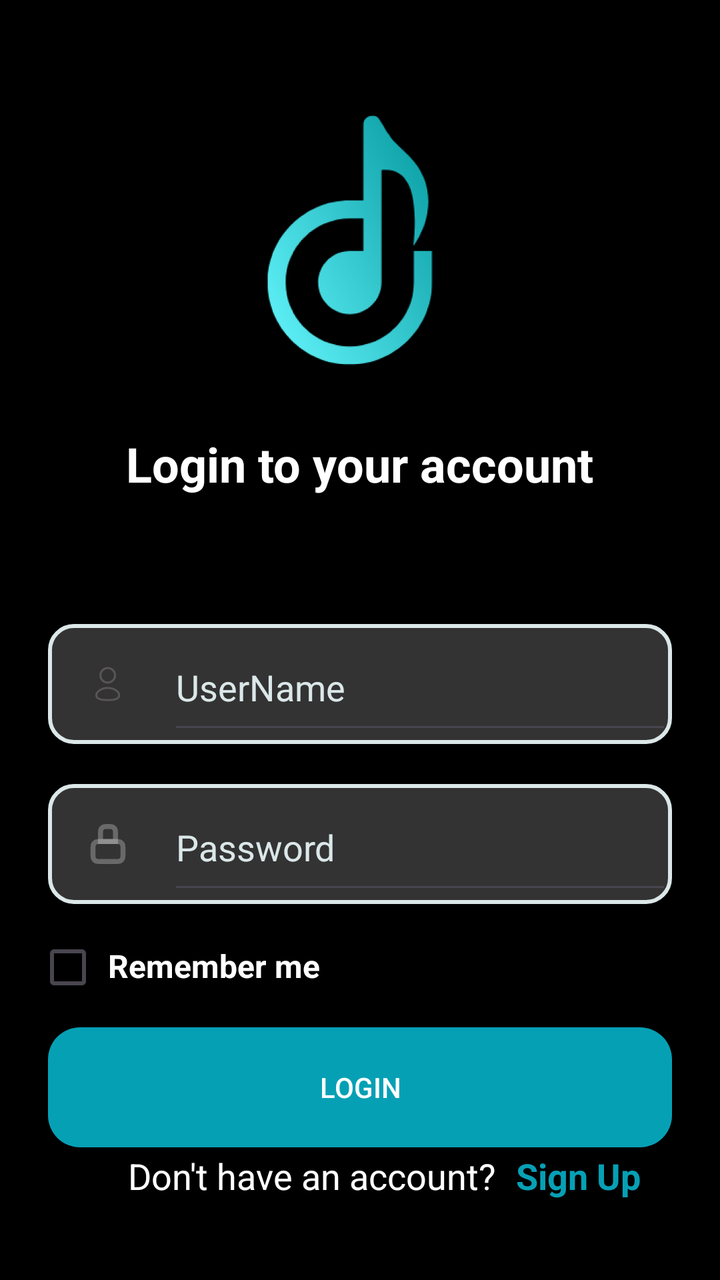
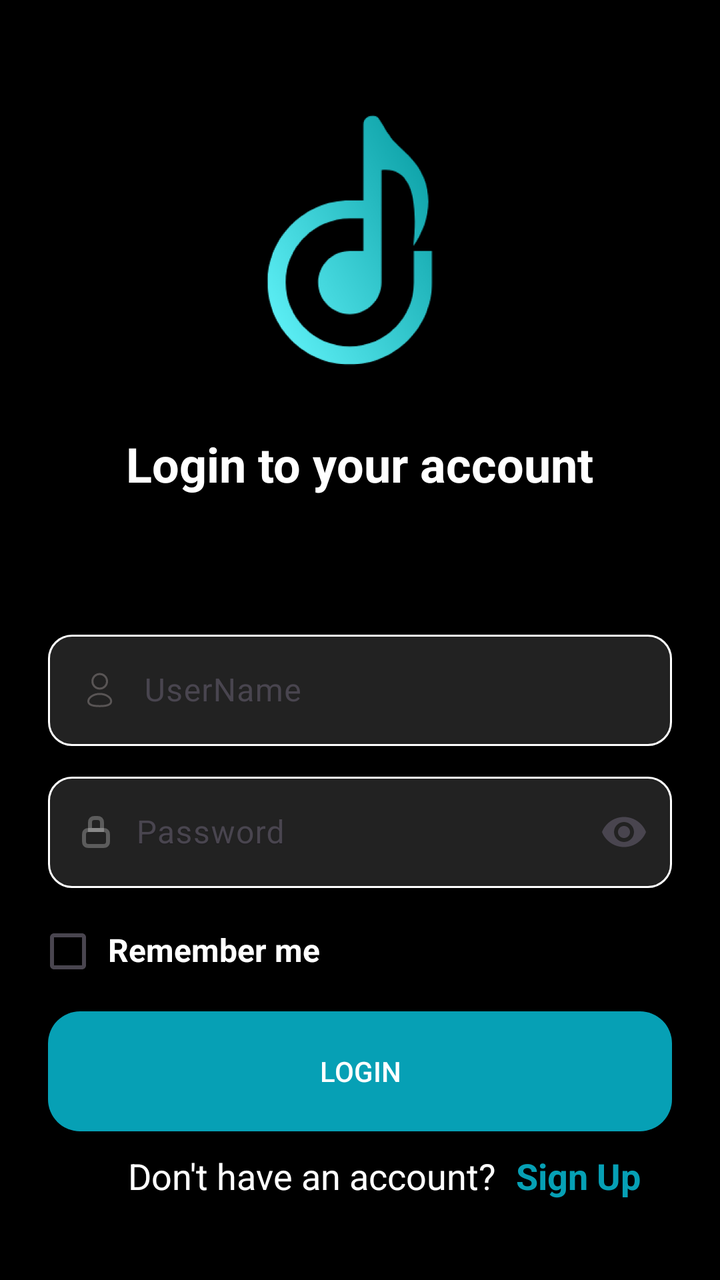

Two renders of the same Android screen: before a commit and after it. Below are the layout's source before the change and the commit's diff.
<!-- AndroidManifest.xml: application theme Theme.Musium -->
<!-- res/layout/fragment_login.xml -->
<?xml version="1.0" encoding="utf-8"?>
<layout xmlns:android="http://schemas.android.com/apk/res/android"
    xmlns:app="http://schemas.android.com/apk/res-auto"
    xmlns:tools="http://schemas.android.com/tools">

    <LinearLayout
        android:layout_width="match_parent"
        android:layout_height="match_parent"
        android:background="@color/black"
        android:paddingHorizontal="24dp"
        android:orientation="vertical"
        tools:context=".SplashFragment">

        <FrameLayout
            android:id="@+id/framelayout"
            android:layout_width="match_parent"
            android:layout_height="wrap_content"
            android:background="@color/black"
            android:paddingHorizontal="24dp">

            
            <ImageView
                android:id="@+id/ivLogo"
                android:layout_width="248dp"
                android:layout_height="248dp"
                android:layout_gravity="center_horizontal"
                android:layout_marginBottom="20dp"
                android:src="@drawable/musium_logo" />

            
            <TextView
                android:id="@+id/txtLogo"
                android:layout_width="wrap_content"
                android:layout_height="wrap_content"
                android:layout_gravity="center_horizontal|bottom"
                android:layout_marginBottom="20dp"
                android:text="Login to your account"
                android:textColor="@color/white"
                android:textSize="24sp"
                android:textStyle="bold" />

        </FrameLayout>

        <androidx.constraintlayout.widget.ConstraintLayout

            android:layout_marginTop="44dp"
            android:id="@+id/ctrLayoutMail"
            android:layout_width="match_parent"
            android:layout_height="60dp"
            android:background="@drawable/rounded_edit_txt">
            <ImageView
                android:id="@+id/ivMail"
                android:layout_marginStart="20dp"
                app:layout_constraintStart_toStartOf="@id/ctrLayoutMail"
                app:layout_constraintTop_toTopOf="@id/ctrLayoutMail"
                app:layout_constraintBottom_toBottomOf="@id/ctrLayoutMail"
                android:layout_width="20dp"
                android:layout_height="20dp"
                android:src="@drawable/user"/>
            <EditText
                android:layout_width="match_parent"
                android:layout_height="60dp"
                app:layout_constraintTop_toTopOf="@id/ctrLayoutMail"
                app:layout_constraintStart_toEndOf="@id/ivMail"
                android:layout_marginStart="60dp"
                android:textColorHint="#DBE7E8"
                android:hint="UserName"/>
        </androidx.constraintlayout.widget.ConstraintLayout>

        <androidx.constraintlayout.widget.ConstraintLayout

            android:layout_marginTop="20dp"
            android:id="@+id/ctrLayoutPass"
            android:layout_width="match_parent"
            android:layout_height="60dp"
            android:background="@drawable/rounded_edit_txt">
            <ImageView
                android:id="@+id/ivPass"
                android:layout_marginStart="20dp"
                app:layout_constraintStart_toStartOf="@id/ctrLayoutPass"
                app:layout_constraintTop_toTopOf="@id/ctrLayoutPass"
                app:layout_constraintBottom_toBottomOf="@id/ctrLayoutPass"
                android:layout_width="20dp"
                android:layout_height="20dp"
                android:src="@drawable/lock"/>
            <EditText
                android:layout_width="match_parent"
                android:layout_height="60dp"
                app:layout_constraintTop_toTopOf="@id/ctrLayoutPass"
                app:layout_constraintStart_toEndOf="@id/ivPass"
                android:layout_marginStart="60dp"
                android:textColorHint="#DBE7E8"
                android:hint="Password"/>
        </androidx.constraintlayout.widget.ConstraintLayout>

        <LinearLayout
            android:layout_width="wrap_content"
            android:layout_height="wrap_content"
            android:orientation="horizontal">
            <CheckBox
                android:id="@+id/chkbRemember"
                android:layout_width="20dp"
                android:layout_height="20dp"
                android:layout_marginTop="20dp"/>

            <TextView
                android:layout_width="wrap_content"
                android:layout_height="wrap_content"
                android:text="Remember me"
                android:textStyle="bold"
                android:textSize="16sp"
                android:textColor="@color/white"
                android:layout_marginStart="10dp"
                android:layout_marginTop="20dp"/>
        </LinearLayout>

        <androidx.appcompat.widget.AppCompatButton
            android:id="@+id/btnLogin"
            android:layout_width="match_parent"
            android:layout_height="60dp"
            android:layout_marginTop="20dp"
            android:background="@drawable/login_btn"
            android:text="Login"
            android:textColor="@color/white"/>

        
        <View
            android:layout_width="0dp"
            android:layout_height="0dp"
            android:layout_weight="1"/>

        <LinearLayout
            android:layout_width="wrap_content"
            android:layout_height="wrap_content"
            android:orientation="horizontal">
            <TextView
                android:id="@+id/txtAsk"
                android:layout_width="wrap_content"
                android:layout_height="wrap_content"
                android:text="Don't have an account?"
                android:textColor="@color/white"
                android:textSize="18sp"
                android:layout_marginBottom="40dp"
                android:layout_marginStart="40dp"/>

            <TextView
                android:id="@+id/txtSignup"
                android:layout_width="wrap_content"
                android:layout_height="wrap_content"
                android:text="Sign Up"
                android:textSize="18sp"
                android:textStyle="bold"
                android:textColor="#06A0B5"
                android:layout_marginStart="10dp"/>
        </LinearLayout>

    </LinearLayout>
</layout>
<!-- resources referenced by this layout -->
<resources>
  <color name="black">#FF000000</color>
  <color name="white">#FFFFFFFF</color>
  <!-- drawable lock (drawable) -->
  <vector xmlns:android="http://schemas.android.com/apk/res/android"
      android:width="16dp"
      android:height="16dp"
      android:viewportWidth="16"
      android:viewportHeight="16">
    <path
        android:pathData="M2,10.2C2,9.08 2,8.52 2.218,8.092C2.41,7.716 2.716,7.41 3.092,7.218C3.52,7 4.08,7 5.2,7H10.8C11.92,7 12.48,7 12.908,7.218C13.284,7.41 13.59,7.716 13.782,8.092C14,8.52 14,9.08 14,10.2V11.8C14,12.92 14,13.48 13.782,13.908C13.59,14.284 13.284,14.59 12.908,14.782C12.48,15 11.92,15 10.8,15H5.2C4.08,15 3.52,15 3.092,14.782C2.716,14.59 2.41,14.284 2.218,13.908C2,13.48 2,12.92 2,11.8V10.2Z"
        android:strokeAlpha="0.27"
        android:strokeWidth="2"
        android:fillColor="#00000000"
        android:strokeColor="#ffffff"/>
    <path
        android:pathData="M5,7L5,4C5,3.068 5,2.602 5.152,2.235C5.355,1.745 5.745,1.355 6.235,1.152C6.602,1 7.068,1 8,1C8.932,1 9.398,1 9.765,1.152C10.255,1.355 10.645,1.745 10.848,2.235C11,2.602 11,3.068 11,4V7H5Z"
        android:strokeAlpha="0.27"
        android:strokeWidth="2"
        android:fillColor="#00000000"
        android:strokeColor="#ffffff"/>
  </vector>
  <!-- drawable login_btn (drawable) -->
  <?xml version="1.0" encoding="utf-8"?>
  <shape xmlns:android="http://schemas.android.com/apk/res/android">
      <corners android:radius="16dp" />
      <solid android:color="#06A0B5"/> 
  </shape>
  <!-- drawable musium_logo: png bitmap (drawable, 44807 bytes) -->
  <!-- drawable rounded_edit_txt (drawable) -->
  <?xml version="1.0" encoding="utf-8"?>
  <shape xmlns:android="http://schemas.android.com/apk/res/android"
      android:shape="rectangle">
  
      
      <corners android:radius="12dp" />
  
      
      <stroke
          android:width="2dp"
          android:color="#DBE7E8" /> 
  
      
      <solid android:color="#333333"/> 
  
  </shape>
  <!-- drawable user (drawable) -->
  <vector xmlns:android="http://schemas.android.com/apk/res/android"
      android:width="20dp"
      android:height="20dp"
      android:viewportWidth="20"
      android:viewportHeight="20">
    <path
        android:strokeWidth="1"
        android:pathData="M9.87,18.052C6.794,18.052 4.167,17.573 4.167,15.656C4.167,13.738 6.777,11.968 9.87,11.968C12.947,11.968 15.574,13.721 15.574,15.638C15.574,17.555 12.964,18.052 9.87,18.052Z"
        android:strokeLineJoin="round"
        android:fillColor="#00000000"
        android:fillType="evenOdd"
        android:strokeColor="#595555"
        android:strokeLineCap="round"/>
    <path
        android:strokeWidth="1"
        android:pathData="M9.864,9.311C11.883,9.311 13.52,7.675 13.52,5.656C13.52,3.637 11.883,2 9.864,2C7.845,2 6.208,3.637 6.208,5.656C6.201,7.668 7.826,9.305 9.839,9.311C9.848,9.311 9.856,9.311 9.864,9.311Z"
        android:strokeLineJoin="round"
        android:fillColor="#00000000"
        android:fillType="evenOdd"
        android:strokeColor="#595555"
        android:strokeLineCap="round"/>
  </vector>
  <style name="Theme.Musium" parent="Base.Theme.Musium" />
  <style name="Base.Theme.Musium" parent="Theme.Material3.DayNight.NoActionBar">
          
          
      </style>
</resources>

<!-- the commit's change to res/layout/fragment_login.xml (unified diff, before → after) -->
@@ -9,7 +9,7 @@
         android:background="@color/black"
         android:paddingHorizontal="24dp"
         android:orientation="vertical"
-        tools:context=".SplashFragment">
+        tools:context=".screen.SplashFragment">
 
         <FrameLayout
             android:id="@+id/framelayout"
@@ -41,57 +41,43 @@
 
         </FrameLayout>
 
-        <androidx.constraintlayout.widget.ConstraintLayout
+        <com.google.android.material.textfield.TextInputLayout
 
+            style="@style/CustomTextInputLayout"
+            android:layout_width="match_parent"
+            android:layout_height="wrap_content"
             android:layout_marginTop="44dp"
-            android:id="@+id/ctrLayoutMail"
+            android:hint="UserName">
+
+            <com.google.android.material.textfield.TextInputEditText
+                android:layout_width="match_parent"
+                android:layout_height="wrap_content"
+                android:id="@+id/edtUserName"
+                android:drawableStart="@drawable/user"
+                android:drawablePadding="12dp"
+                android:textColor="@color/white"
+                android:textColorHint="#DBE7E8" />
+        </com.google.android.material.textfield.TextInputLayout>
+
+        <com.google.android.material.textfield.TextInputLayout
             android:layout_width="match_parent"
-            android:layout_height="60dp"
-            android:background="@drawable/rounded_edit_txt">
-            <ImageView
-                android:id="@+id/ivMail"
-                android:layout_marginStart="20dp"
-                app:layout_constraintStart_toStartOf="@id/ctrLayoutMail"
-                app:layout_constraintTop_toTopOf="@id/ctrLayoutMail"
-                app:layout_constraintBottom_toBottomOf="@id/ctrLayoutMail"
-                android:layout_width="20dp"
-                android:layout_height="20dp"
-                android:src="@drawable/user"/>
-            <EditText
+            android:layout_height="wrap_content"
+            android:layout_marginTop="10dp"
+            style="@style/CustomTextInputLayout"
+            app:endIconMode="password_toggle"
+            android:hint="Password">
+
+            <com.google.android.material.textfield.TextInputEditText
                 android:layout_width="match_parent"
-                android:layout_height="60dp"
-                app:layout_constraintTop_toTopOf="@id/ctrLayoutMail"
-                app:layout_constraintStart_toEndOf="@id/ivMail"
-                android:layout_marginStart="60dp"
-                android:textColorHint="#DBE7E8"
-                android:hint="UserName"/>
-        </androidx.constraintlayout.widget.ConstraintLayout>
-
-        <androidx.constraintlayout.widget.ConstraintLayout
-
-            android:layout_marginTop="20dp"
-            android:id="@+id/ctrLayoutPass"
-            android:layout_width="match_parent"
-            android:layout_height="60dp"
-            android:background="@drawable/rounded_edit_txt">
-            <ImageView
-                android:id="@+id/ivPass"
-                android:layout_marginStart="20dp"
-                app:layout_constraintStart_toStartOf="@id/ctrLayoutPass"
-                app:layout_constraintTop_toTopOf="@id/ctrLayoutPass"
-                app:layout_constraintBottom_toBottomOf="@id/ctrLayoutPass"
-                android:layout_width="20dp"
-                android:layout_height="20dp"
-                android:src="@drawable/lock"/>
-            <EditText
-                android:layout_width="match_parent"
-                android:layout_height="60dp"
-                app:layout_constraintTop_toTopOf="@id/ctrLayoutPass"
-                app:layout_constraintStart_toEndOf="@id/ivPass"
-                android:layout_marginStart="60dp"
-                android:textColorHint="#DBE7E8"
-                android:hint="Password"/>
-        </androidx.constraintlayout.widget.ConstraintLayout>
+                android:layout_height="wrap_content"
+                app:boxBackgroundMode="none"
+                android:id="@+id/edtPass"
+                android:inputType="textPassword"
+                android:drawableStart="@drawable/lock"
+                android:textColor="@color/white"
+                android:drawablePadding="12dp"
+                android:hint="Password" />
+        </com.google.android.material.textfield.TextInputLayout>
 
         <LinearLayout
             android:layout_width="wrap_content"
<!-- resource entries referenced after the edit -->
@@ -28,23 +28,6 @@
       <solid android:color="#06A0B5"/> 
   </shape>
   <!-- drawable musium_logo: png bitmap (drawable, 44807 bytes) -->
-  <!-- drawable rounded_edit_txt (drawable) -->
-  <?xml version="1.0" encoding="utf-8"?>
-  <shape xmlns:android="http://schemas.android.com/apk/res/android"
-      android:shape="rectangle">
-  
-      
-      <corners android:radius="12dp" />
-  
-      
-      <stroke
-          android:width="2dp"
-          android:color="#DBE7E8" /> 
-  
-      
-      <solid android:color="#333333"/> 
-  
-  </shape>
   <!-- drawable user (drawable) -->
   <vector xmlns:android="http://schemas.android.com/apk/res/android"
       android:width="20dp"
@@ -68,6 +51,18 @@
         android:strokeColor="#595555"
         android:strokeLineCap="round"/>
   </vector>
+  <style name="CustomTextInputLayout">
+          <item name="boxCornerRadiusTopStart">12dp</item>
+          <item name="boxCornerRadiusTopEnd">12dp</item>
+          <item name="boxCornerRadiusBottomStart">12dp</item>
+          <item name="boxCornerRadiusBottomEnd">12dp</item>
+          <item name="hintTextColor">@color/hint_color_selector</item>
+          <item name="boxBackgroundMode">outline</item>
+          <item name="boxStrokeWidth">1dp</item>
+          <item name="boxStrokeColor">@color/box_stroke_color</item>
+          <item name="boxBackgroundColor">@color/input_background</item>
+          <item name="startIconTint">@color/white</item>
+      </style>
   <style name="Theme.Musium" parent="Base.Theme.Musium" />
   <style name="Base.Theme.Musium" parent="Theme.Material3.DayNight.NoActionBar">
           
